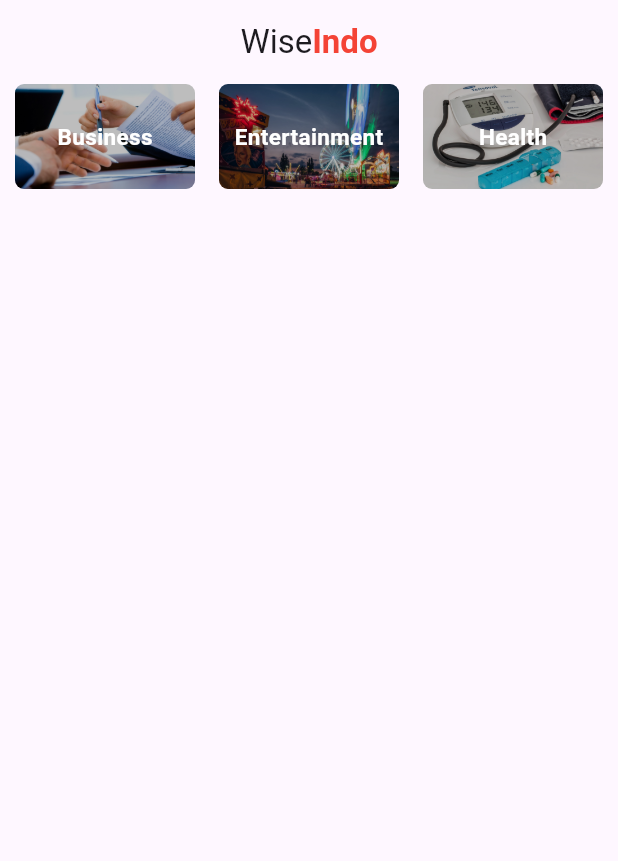
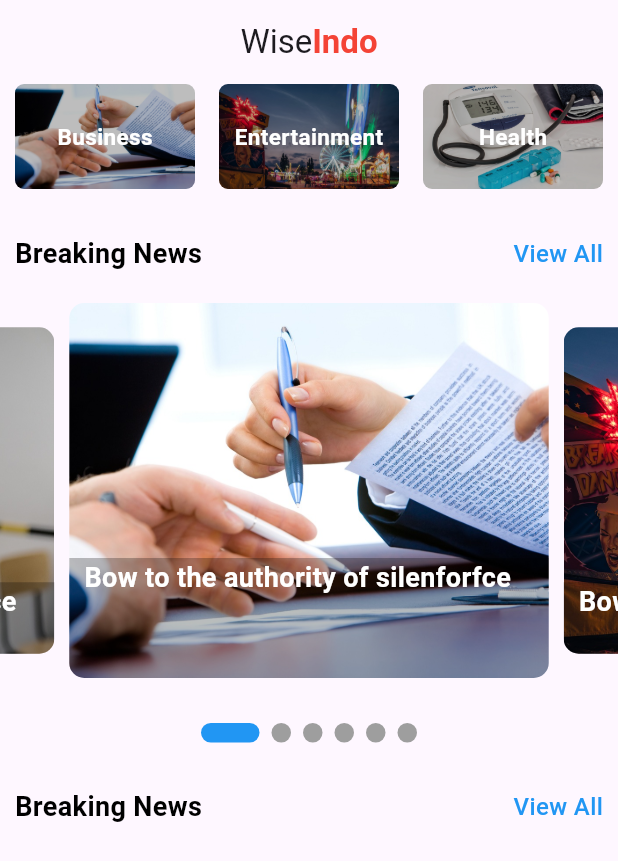
Before and after one commit to Prihasta/LawFul, a Flutter app: the screen it shows after launch, on a phone screen of 412 x 824 dp. Shown: the top 861 px of the screen. Run offline on Flutter 3.47's test engine with Material 3 defaults, Android fonts, the phone set to English and light mode, and no system bars; drawn by our look-alikes of carousel_slider, smooth_page_indicator.

Commit message:
Main Carousel Breaking News

```diff
--- /dev/null
+++ b/lib/model/sliderModel.dart
@@ -0,0 +1,7 @@
+class Slidermodel {
+
+  String? image;
+  String? name;
+
+  Slidermodel({required this.image, required this.name});
+}
--- a/lib/pages/home.dart
+++ b/lib/pages/home.dart
@@ -1,6 +1,10 @@
+import 'package:carousel_slider/carousel_slider.dart';
 import 'package:flutter/material.dart';
 import 'package:flutter_application_1/model/categoryModel.dart';
+import 'package:flutter_application_1/model/sliderModel.dart';
 import 'package:flutter_application_1/services/data.dart';
+import 'package:flutter_application_1/services/sliderData.dart';
+import 'package:smooth_page_indicator/smooth_page_indicator.dart';
 
 
 class Home extends StatefulWidget {
@@ -13,10 +17,14 @@ class Home extends StatefulWidget {
 class _HomeState extends State<Home> {
 
 List<Categorymodel> categories=[];
+List<Slidermodel> sliders=[];
+
+int activeIndex = 0;
 @override
   void initState() {
-  categories= getcategories();
     super.initState();
+    categories= getcategories();
+    sliders= getSliders();
   }
 
   @override
@@ -40,6 +48,7 @@ List<Categorymodel> categories=[];
       ),
       body: Container(
         child: Column(
+          crossAxisAlignment: CrossAxisAlignment.start,
           children: [
           Container(
             margin: EdgeInsets.only(left: 10.0),
@@ -54,13 +63,95 @@ List<Categorymodel> categories=[];
                 categoryName: categories[index].categoryName,
               );
             }),
-          )
+          ),
+          SizedBox(
+            height: 30.0,
+          ),
+          Padding(
+            padding: const EdgeInsets.only(left: 10.0, right: 10.0),
+            child: Row(
+              mainAxisAlignment: MainAxisAlignment.spaceBetween,
+              children: [
+                Text("Breaking News", style: TextStyle(color: Colors.black, fontWeight: FontWeight.bold, fontSize: 18.0),),
+                Text("View All", style: TextStyle(color: Colors.blue, fontWeight: FontWeight.w500, fontSize: 16.0),),
+              ],
+            ),
+          ),
+          SizedBox(
+            height: 20.0,
+          ),
+          CarouselSlider.builder(
+          itemCount: sliders.length,
+          itemBuilder: (context, index, realIndex){
+            String? res= sliders[index].image;
+            String? res1= sliders[index].name;
+            return buildImage(res!, index, res1!);
+          },
+          options: CarouselOptions(
+            height: 250,
+            autoPlay: true,
+            enlargeCenterPage: true,
+            enlargeStrategy: CenterPageEnlargeStrategy.height,
+            onPageChanged: (index, reason){
+
+              setState(() {
+                activeIndex= index;
+              });
+            })),
+            SizedBox(height: 30.0,),
+            Center(child: buildIndicator()),
+            SizedBox(
+              height: 30.0,
+            ),
+            Padding(
+              padding: const EdgeInsets.only(left: 10.0, right: 10.0),
+              child: Row(
+              mainAxisAlignment: MainAxisAlignment.spaceBetween,
+              children: [
+                Text("Breaking News", style: TextStyle(color: Colors.black, fontWeight: FontWeight.bold, fontSize: 18.0),),
+                Text("View All", style: TextStyle(color: Colors.blue, fontWeight: FontWeight.w500, fontSize: 16.0),),
+              ],
+            ),
+          ),
         ],
       ),
     ),
   );
 }
+  Widget buildImage(String image, int index, String name) => Container(
+   margin: EdgeInsets.symmetric(horizontal: 5.0),
+    child: Stack(
+      children: [
+      ClipRRect(
+        borderRadius: BorderRadius.circular(10),
+        child: Image.asset(
+          image,
+          height: 250,
+          fit: BoxFit.cover,
+          width: MediaQuery.of(context).size.width,
+        ),
+      ),
+      Container(
+        height: 250,
+        padding: EdgeInsets.only(left: 10.0),
+        margin: EdgeInsets.only(top: 170.0),
+        width:  MediaQuery.of(context).size.width,
+        decoration: BoxDecoration(color: Colors.black26, borderRadius: BorderRadius.only(bottomLeft: Radius.circular(10), bottomRight: Radius.circular(10) ) ),
+      child: Text(name, style: TextStyle(
+        color: Colors.white,
+        fontSize: 18.0,
+        fontWeight: FontWeight.bold),
+        ),
+      )
+ ] ));
+      Widget buildIndicator() => AnimatedSmoothIndicator(
+        activeIndex: activeIndex,
+        count: sliders.length,
+        effect: ExpandingDotsEffect(dotWidth: 13, dotHeight: 13, activeDotColor: Colors.blue),
+        );
 }
+
+
 
 class CategoryTile extends StatelessWidget {
   final image, categoryName;
--- /dev/null
+++ b/lib/services/sliderData.dart
@@ -0,0 +1,12 @@
+import 'package:flutter_application_1/model/sliderModel.dart';
+
+List<Slidermodel> getSliders() {
+  return [
+    Slidermodel(image: "images/business.jpg", name: "Bow to the authority of silenforfce"),
+    Slidermodel(image: "images/entertainment.jpg", name: "Bow to the authority of silenforfce"),
+    Slidermodel(image: "images/health.jpg", name: "Bow to the authority of silenforfce"),
+    Slidermodel(image: "images/science.jpg", name: "Bow to the authority of silenforfce"),
+    Slidermodel(image: "images/sports.jpg", name: "Bow to the authority of silenforfce"),
+    Slidermodel(image: "images/tech.jpg", name: "Bow to the authority of silenforfce"),
+  ];
+}
--- a/pubspec.yaml
+++ b/pubspec.yaml
@@ -30,6 +30,9 @@ environment:
 dependencies:
   flutter:
     sdk: flutter
+  carousel_slider: ^5.0.0
+  smooth_page_indicator: ^1.2.1
+
 
   # The following adds the Cupertino Icons font to your application.
   # Use with the CupertinoIcons class for iOS style icons.
@@ -38,6 +41,8 @@ dependencies:
 dev_dependencies:
   flutter_test:
     sdk: flutter
+
+
 
   # The "flutter_lints" package below contains a set of recommended lints to
   # encourage good coding practices. The lint set provided by the package is
```
Also changed, not shown: pubspec.lock.
